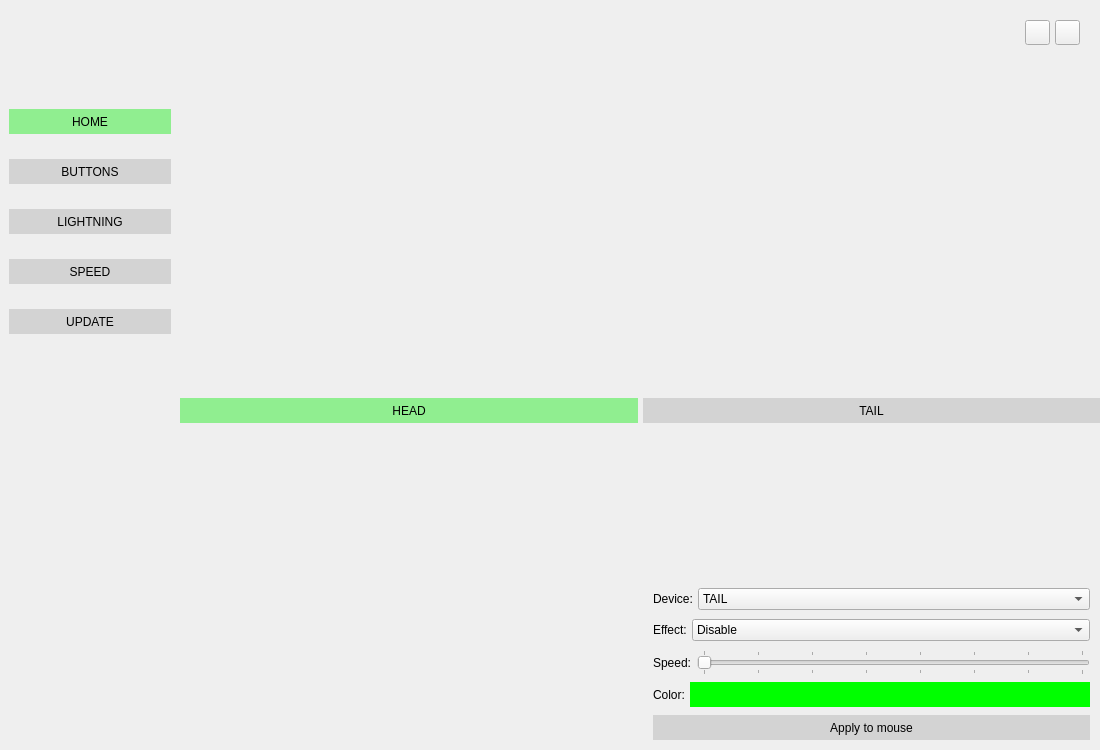
Old version of the form XIAOMI_MI_GAMING_MOUSE_APP/mainwindow.ui in the repository JUGGERNAUT13/XIAOMI_MI_GAMING_MOUSE_APP.
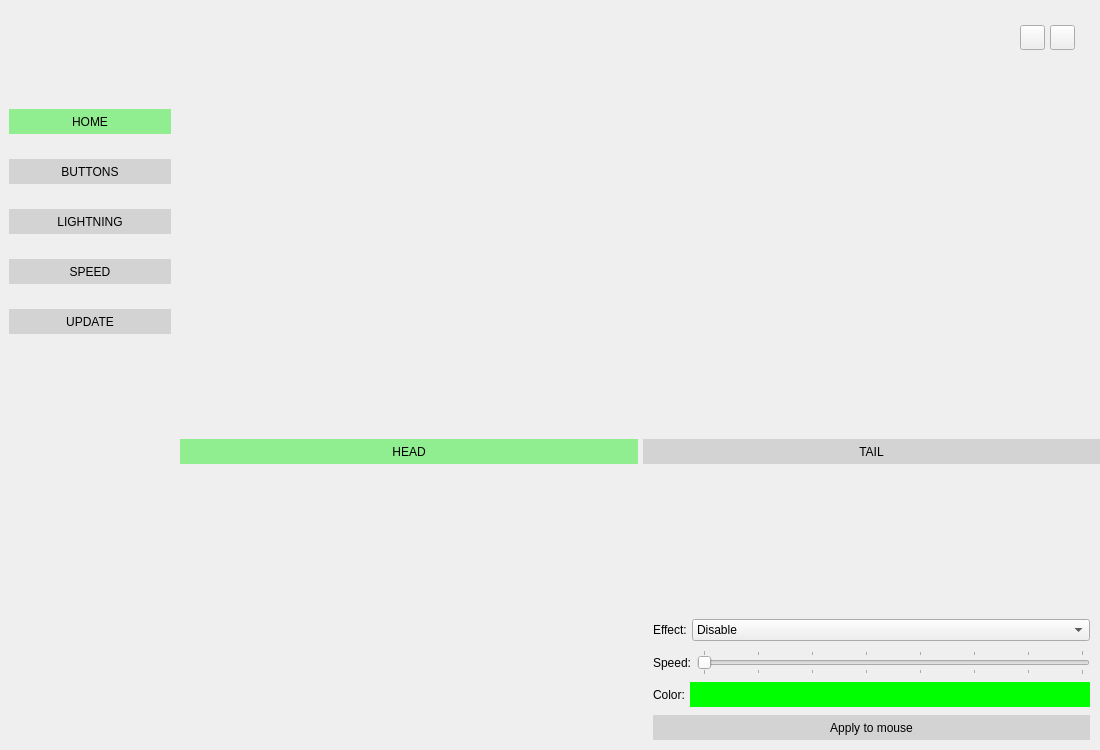
New version of the form. The open tabs and pages were chosen to show the change.

```diff
--- a/XIAOMI_MI_GAMING_MOUSE_APP/mainwindow.ui
+++ b/XIAOMI_MI_GAMING_MOUSE_APP/mainwindow.ui
@@ -425,10 +425,10 @@
        <number>0</number>
       </property>
       <property name="topMargin">
-       <number>20</number>
+       <number>25</number>
       </property>
       <property name="rightMargin">
-       <number>20</number>
+       <number>25</number>
       </property>
       <property name="bottomMargin">
        <number>0</number>
@@ -503,7 +503,7 @@
       <property name="lineWidth">
        <number>0</number>
       </property>
-      <layout class="QGridLayout" name="gridLayout_4">
+      <layout class="QGridLayout" name="gridLayout_4" rowstretch="5,4">
        <property name="leftMargin">
         <number>0</number>
        </property>
@@ -519,22 +519,6 @@
        <property name="spacing">
         <number>0</number>
        </property>
-       <item row="0" column="0">
-        <widget class="QLabel" name="lbl_mouse_img_anim">
-         <property name="sizePolicy">
-          <sizepolicy hsizetype="Preferred" vsizetype="MinimumExpanding">
-           <horstretch>0</horstretch>
-           <verstretch>0</verstretch>
-          </sizepolicy>
-         </property>
-         <property name="text">
-          <string notr="true"/>
-         </property>
-         <property name="alignment">
-          <set>Qt::AlignCenter</set>
-         </property>
-        </widget>
-       </item>
        <item row="1" column="0">
         <widget class="QStackedWidget" name="stckdWdgt_main_pages">
          <property name="sizePolicy">
@@ -786,33 +770,6 @@
                 <property name="bottomMargin">
                  <number>0</number>
                 </property>
-                <item>
-                 <widget class="QLabel" name="lbl_dev_txt">
-                  <property name="text">
-                   <string>Device:</string>
-                  </property>
-                 </widget>
-                </item>
-                <item>
-                 <widget class="QComboBox" name="cmbBx_dev_lst">
-                  <property name="sizePolicy">
-                   <sizepolicy hsizetype="Expanding" vsizetype="Fixed">
-                    <horstretch>0</horstretch>
-                    <verstretch>0</verstretch>
-                   </sizepolicy>
-                  </property>
-                  <item>
-                   <property name="text">
-                    <string>TAIL</string>
-                   </property>
-                  </item>
-                  <item>
-                   <property name="text">
-                    <string>WHEEL</string>
-                   </property>
-                  </item>
-                 </widget>
-                </item>
                </layout>
               </widget>
              </item>
@@ -1283,6 +1240,22 @@
          </widget>
         </widget>
        </item>
+       <item row="0" column="0">
+        <widget class="QLabel" name="lbl_mouse_img_anim">
+         <property name="sizePolicy">
+          <sizepolicy hsizetype="Preferred" vsizetype="MinimumExpanding">
+           <horstretch>0</horstretch>
+           <verstretch>0</verstretch>
+          </sizepolicy>
+         </property>
+         <property name="text">
+          <string notr="true"/>
+         </property>
+         <property name="alignment">
+          <set>Qt::AlignCenter</set>
+         </property>
+        </widget>
+       </item>
       </layout>
      </widget>
     </item>
```
